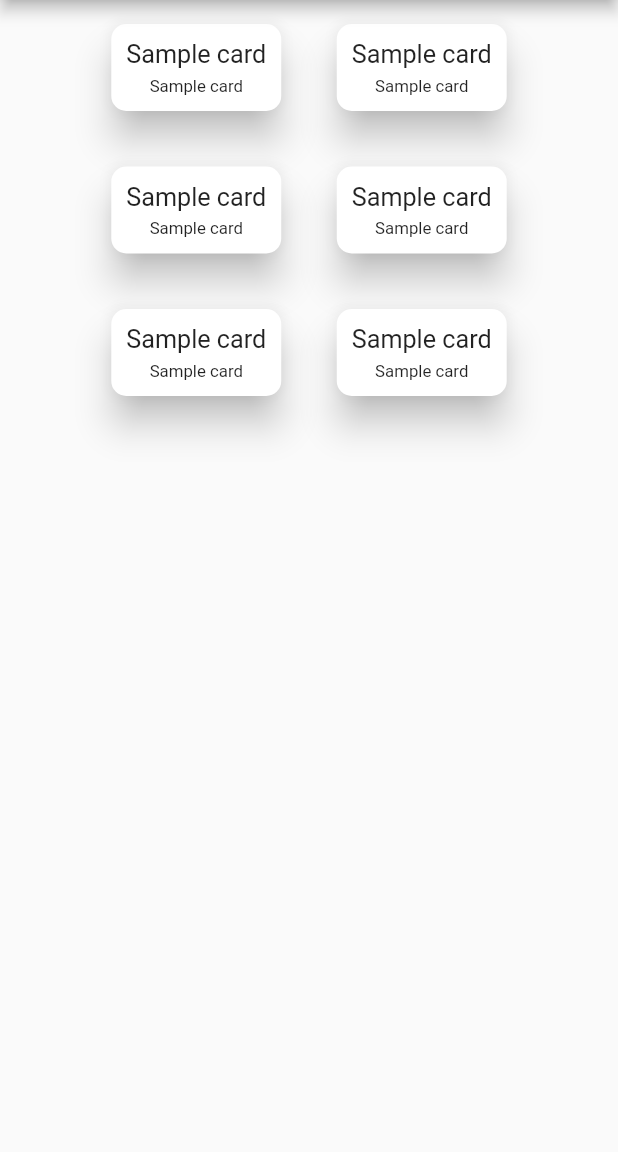
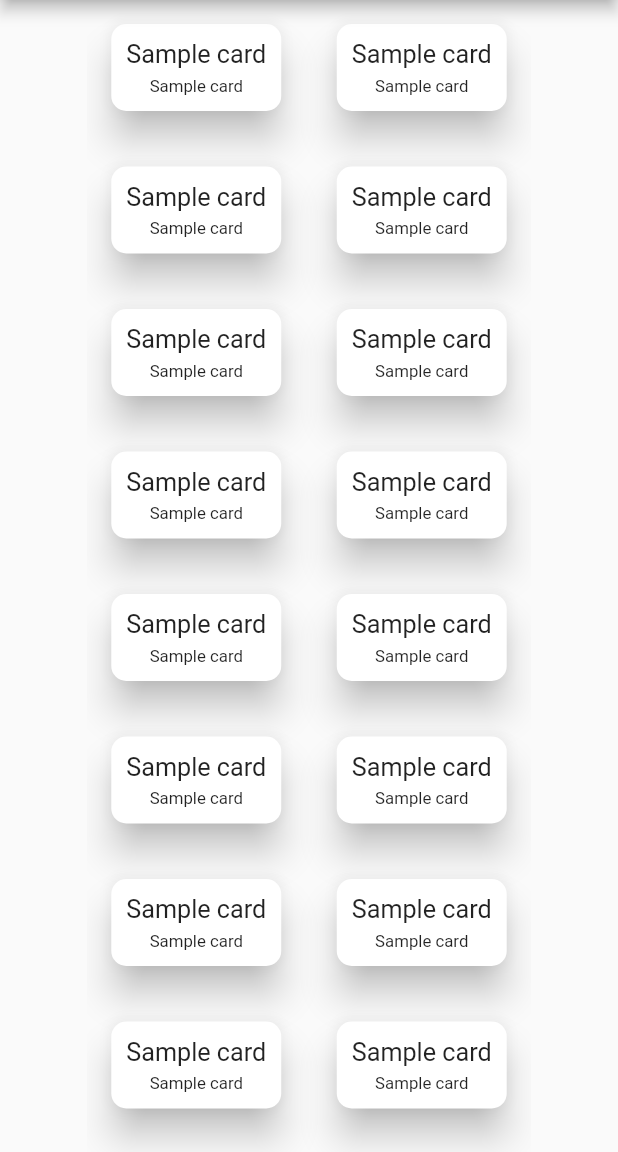
Before and after one commit to nakenapalli/flutter-demo-project, a Flutter app: the screen it shows after launch, on a phone screen of 412 x 824 dp, the part 84-1236 px from its top. Run offline on Flutter 3.47's test engine with Material 2 defaults, Android fonts, the phone set to English and light mode, and no system bars; our stand-ins replace google_fonts, rxdart, validators.

Commit message:
moved card function into separate widget

```diff
--- /dev/null
+++ b/lib/models/custom_card.dart
@@ -0,0 +1,37 @@
+import 'package:flutter/material.dart';
+import 'package:google_fonts/google_fonts.dart';
+
+class CustomCard extends StatelessWidget {
+  final String text;
+
+  const CustomCard({Key key, this.text}) : super(key: key);
+
+  @override
+  Widget build(BuildContext context) {
+    return Card(
+      shape: RoundedRectangleBorder(borderRadius: BorderRadius.circular(10.0)),
+      margin: EdgeInsets.all(16.0),
+      elevation: 10.0,
+      child: Padding(
+        padding: EdgeInsets.all(10.0),
+        child: Column(
+          children: <Widget>[
+            Text(
+              text,
+              textDirection: TextDirection.ltr,
+              style: GoogleFonts.roboto(),
+              textScaleFactor: 1.2,
+            ),
+            SizedBox(height: 5.0),
+            Text(
+              text,
+              textDirection: TextDirection.ltr,
+              style: GoogleFonts.roboto(),
+              textScaleFactor: 0.8,
+            ),
+          ],
+        ),
+      ),
+    );
+  }
+}
--- a/lib/ui/sample_page.dart
+++ b/lib/ui/sample_page.dart
@@ -1,33 +1,5 @@
 import 'package:flutter/material.dart';
-import 'package:google_fonts/google_fonts.dart';
-
-Widget createCard(text) {
-  return Card(
-    shape: RoundedRectangleBorder(borderRadius: BorderRadius.circular(10.0)),
-    margin: EdgeInsets.all(16.0),
-    elevation: 10.0,
-    child: Padding(
-      padding: EdgeInsets.all(10.0),
-      child: Column(
-        children: <Widget>[
-          Text(
-            text,
-            textDirection: TextDirection.ltr,
-            style: GoogleFonts.roboto(),
-            textScaleFactor: 1.2,
-          ),
-          SizedBox(height: 5.0),
-          Text(
-            text,
-            textDirection: TextDirection.ltr,
-            style: GoogleFonts.roboto(),
-            textScaleFactor: 0.8,
-          ),
-        ],
-      ),
-    ),
-  );
-}
+import 'package:first_project/models/custom_card.dart';
 
 class SamplePage extends StatelessWidget {
   const SamplePage({Key key}) : super(key: key);
@@ -40,13 +12,18 @@ class SamplePage extends StatelessWidget {
       ),
       body: Container(
         alignment: Alignment.topCenter,
+        child: SingleChildScrollView(
           child: Wrap(
             textDirection: TextDirection.ltr,
             spacing: 5.0,
             runSpacing: 5.0,
             alignment: WrapAlignment.center,
             direction: Axis.horizontal,
-          children: List.generate(6, (index) => createCard("Sample card")),
+            children: List.generate(
+              20,
+              (index) => CustomCard(text: "Sample card"),
+            ),
+          ),
         ),
       ),
     );
```
Lines whose indentation alone changed are shown as unchanged.
